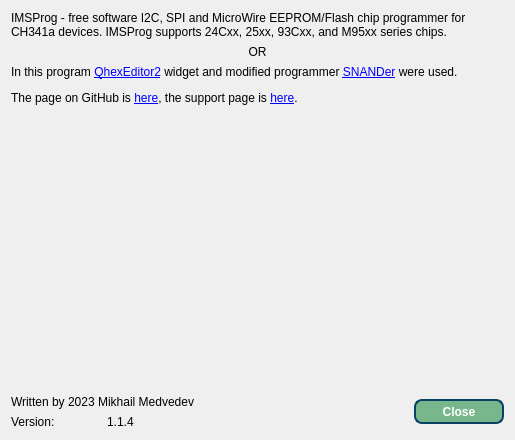
bigbigmdm/IMSProg, file IMSProg_programmer/dialogabout.ui: the form before one commit.
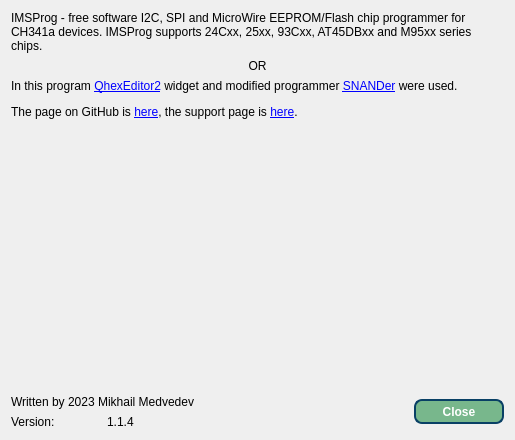
The form after the commit. Icons and pictures are not drawn.

Commit message: Added support new chip type - AT45DBxx SPI Flash

```diff
--- a/IMSProg_programmer/dialogabout.ui
+++ b/IMSProg_programmer/dialogabout.ui
@@ -23,7 +23,7 @@
      <item>
       <widget class="QLabel" name="label_4">
        <property name="text">
-        <string>IMSProg - free software I2C, SPI and MicroWire EEPROM/Flash chip programmer for CH341a devices. IMSProg supports 24Cxx, 25xx, 93Cxx, and M95xx series chips.</string>
+        <string>IMSProg - free software I2C, SPI and MicroWire EEPROM/Flash chip programmer for CH341a devices. IMSProg supports 24Cxx, 25xx, 93Cxx, AT45DBxx and M95xx series chips.</string>
        </property>
        <property name="wordWrap">
         <bool>true</bool>
```
The commit also changes 34 other files.
